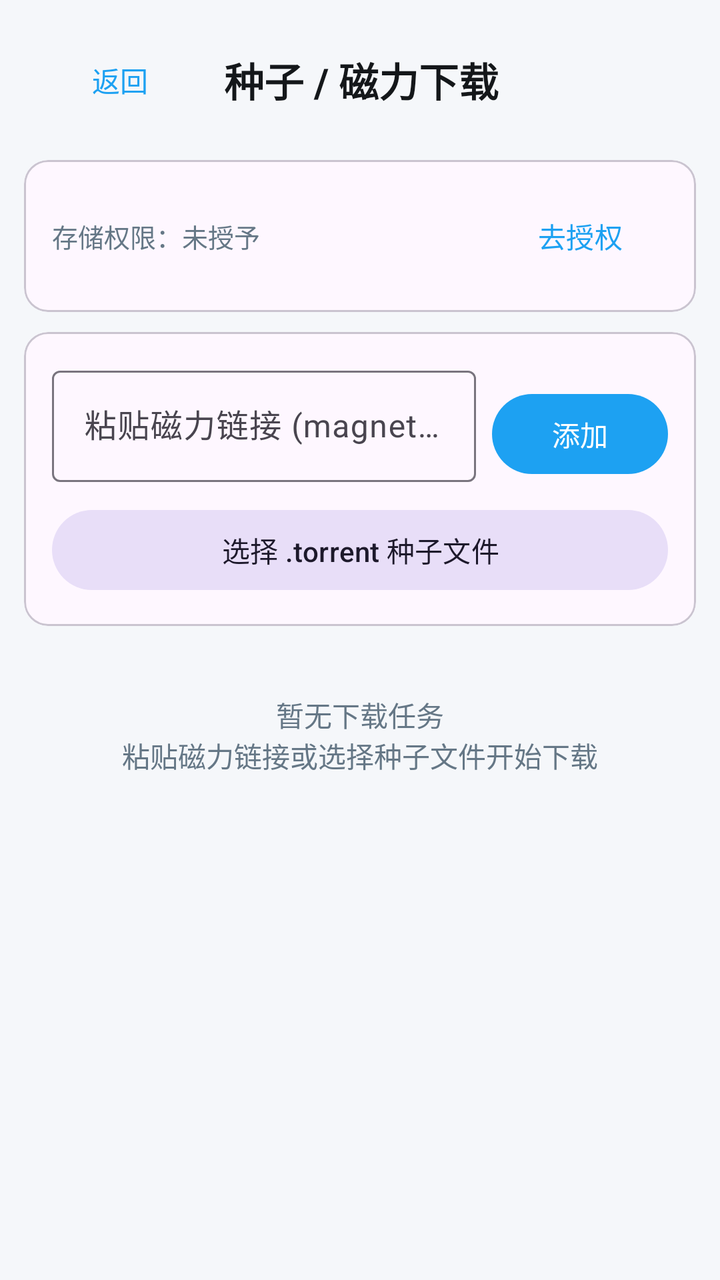
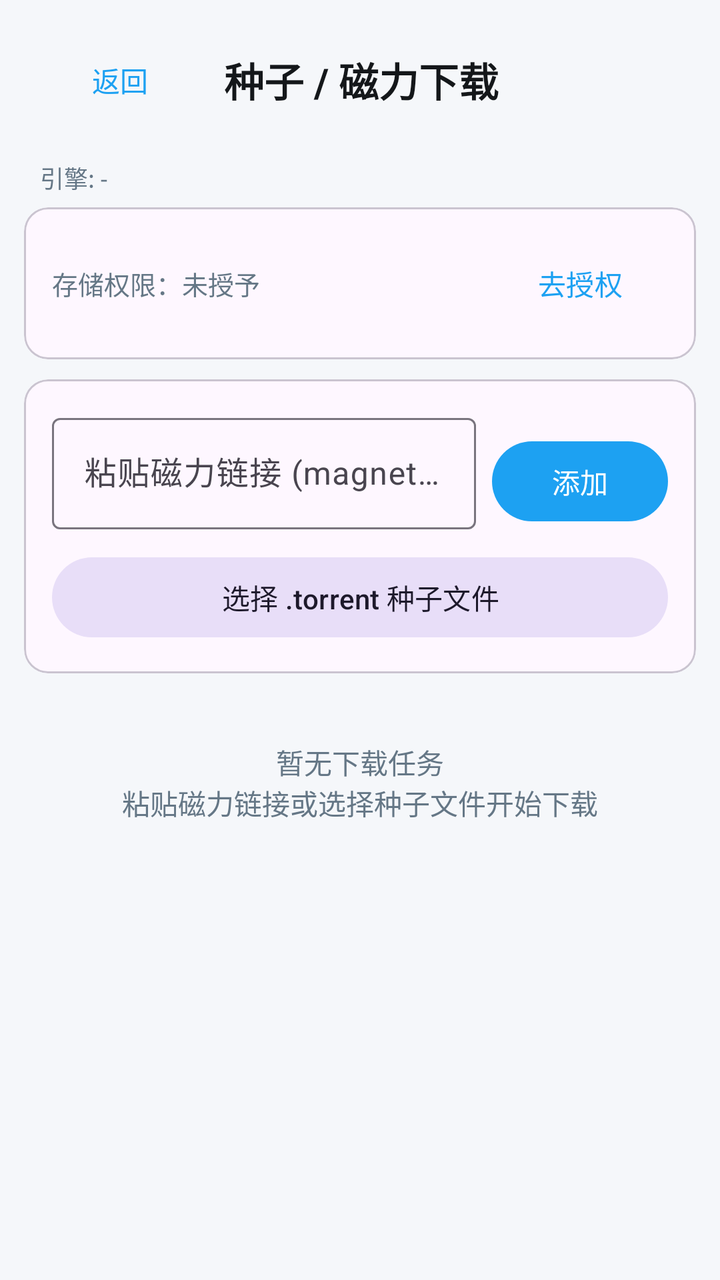

An Android layout rendered at two revisions. The XML below is the earlier revision; the diff shows what the commit changed to produce the second picture.
<!-- AndroidManifest.xml: application theme Theme.XVideoDownloader -->
<!-- res/layout/activity_torrent.xml -->
<?xml version="1.0" encoding="utf-8"?>
<LinearLayout xmlns:android="http://schemas.android.com/apk/res/android"
    xmlns:app="http://schemas.android.com/apk/res-auto"
    android:layout_width="match_parent"
    android:layout_height="match_parent"
    android:orientation="vertical">

    <LinearLayout
        android:layout_width="match_parent"
        android:layout_height="wrap_content"
        android:gravity="center_vertical"
        android:orientation="horizontal"
        android:padding="16dp">

        <com.google.android.material.button.MaterialButton
            android:id="@+id/btnTorrentBack"
            style="@style/Widget.Material3.Button.TextButton"
            android:layout_width="wrap_content"
            android:layout_height="wrap_content"
            android:text="返回" />

        <TextView
            android:layout_width="wrap_content"
            android:layout_height="wrap_content"
            android:layout_marginStart="8dp"
            android:text="种子 / 磁力下载"
            android:textColor="@color/text_primary"
            android:textSize="20sp"
            android:textStyle="bold" />
    </LinearLayout>

    <com.google.android.material.card.MaterialCardView
        android:layout_width="match_parent"
        android:layout_height="wrap_content"
        android:layout_marginHorizontal="12dp"
        android:layout_marginBottom="10dp"
        app:cardCornerRadius="12dp">

        <LinearLayout
            android:layout_width="match_parent"
            android:layout_height="wrap_content"
            android:gravity="center_vertical"
            android:orientation="horizontal"
            android:padding="14dp">

            <TextView
                android:id="@+id/tvStorageStatus"
                android:layout_width="0dp"
                android:layout_height="wrap_content"
                android:layout_weight="1"
                android:text="存储权限：未授予"
                android:textColor="@color/text_secondary"
                android:textSize="13sp" />

            <com.google.android.material.button.MaterialButton
                android:id="@+id/btnStorage"
                style="@style/Widget.Material3.Button.TextButton"
                android:layout_width="wrap_content"
                android:layout_height="wrap_content"
                android:text="去授权" />
        </LinearLayout>
    </com.google.android.material.card.MaterialCardView>

    <com.google.android.material.card.MaterialCardView
        android:layout_width="match_parent"
        android:layout_height="wrap_content"
        android:layout_marginHorizontal="12dp"
        android:layout_marginBottom="10dp"
        app:cardCornerRadius="12dp">

        <LinearLayout
            android:layout_width="match_parent"
            android:layout_height="wrap_content"
            android:orientation="vertical"
            android:padding="14dp">

            <LinearLayout
                android:layout_width="match_parent"
                android:layout_height="wrap_content"
                android:orientation="horizontal">

                <com.google.android.material.textfield.TextInputLayout
                    android:id="@+id/tilMagnet"
                    android:layout_width="0dp"
                    android:layout_height="wrap_content"
                    android:layout_weight="1"
                    android:hint="粘贴磁力链接 (magnet:?xt=...)">

                    <com.google.android.material.textfield.TextInputEditText
                        android:id="@+id/etMagnet"
                        android:layout_width="match_parent"
                        android:layout_height="wrap_content"
                        android:inputType="textUri"
                        android:maxLines="3" />
                </com.google.android.material.textfield.TextInputLayout>

                <com.google.android.material.button.MaterialButton
                    android:id="@+id/btnAddMagnet"
                    android:layout_width="wrap_content"
                    android:layout_height="wrap_content"
                    android:layout_gravity="bottom"
                    android:layout_marginStart="8dp"
                    android:text="添加" />
            </LinearLayout>

            <com.google.android.material.button.MaterialButton
                android:id="@+id/btnPickFile"
                style="@style/Widget.Material3.Button.TonalButton"
                android:layout_width="match_parent"
                android:layout_height="wrap_content"
                android:layout_marginTop="10dp"
                android:text="选择 .torrent 种子文件" />
        </LinearLayout>
    </com.google.android.material.card.MaterialCardView>

    <TextView
        android:id="@+id/tvTorrentEmpty"
        android:layout_width="match_parent"
        android:layout_height="wrap_content"
        android:layout_marginTop="24dp"
        android:gravity="center"
        android:text="暂无下载任务\n粘贴磁力链接或选择种子文件开始下载"
        android:textColor="@color/text_secondary"
        android:textSize="14sp" />

    <androidx.recyclerview.widget.RecyclerView
        android:id="@+id/rvTorrents"
        android:layout_width="match_parent"
        android:layout_height="0dp"
        android:layout_weight="1"
        android:clipToPadding="false"
        android:paddingBottom="16dp" />

</LinearLayout>
<!-- resources referenced by this layout -->
<resources>
  <color name="text_primary">#14171A</color>
  <color name="text_secondary">#657786</color>
  <style name="Theme.XVideoDownloader" parent="Theme.Material3.DayNight.NoActionBar">
          <item name="colorPrimary">@color/primary</item>
          <item name="colorOnPrimary">@android:color/white</item>
          <item name="colorSecondary">@color/primary</item>
          <item name="android:windowBackground">@color/bg</item>
          <item name="android:statusBarColor">@color/primary_dark</item>
      </style>
  <color name="primary">#1DA1F2</color>
  <color name="bg">#F5F7FA</color>
  <color name="primary_dark">#0E71A8</color>
</resources>

<!-- the commit's change to res/layout/activity_torrent.xml (unified diff, before → after) -->
@@ -28,6 +28,16 @@
             android:textSize="20sp"
             android:textStyle="bold" />
     </LinearLayout>
+
+    <TextView
+        android:id="@+id/tvEngineStatus"
+        android:layout_width="match_parent"
+        android:layout_height="wrap_content"
+        android:paddingHorizontal="20dp"
+        android:paddingBottom="6dp"
+        android:text="引擎: -"
+        android:textColor="@color/text_secondary"
+        android:textSize="12sp" />
 
     <com.google.android.material.card.MaterialCardView
         android:layout_width="match_parent"
